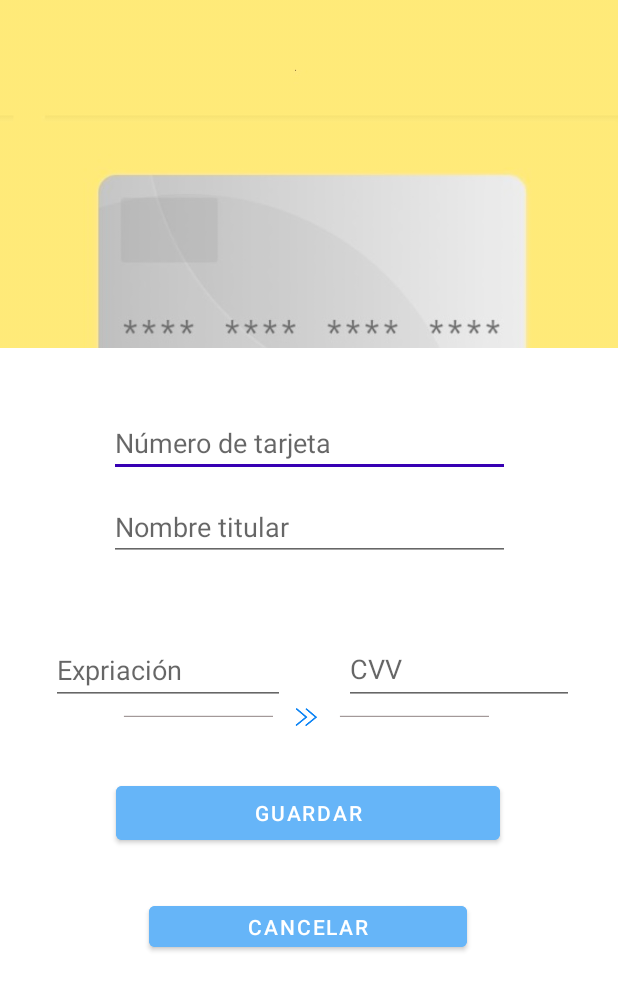
After one commit to Dyeseniact/ReadMe, an Android app: the Act_card screen opened directly, with no data from a screen before it, on a phone screen of 412 x 824 dp. The commit adds this screen. Shown: the top 990 px of the screen. Run offline under Robolectric (Android 15) with nearby library versions, the phone set to English and light mode, and no system bars.

Commit message:
se agrega activity para agregar tarjeta

```diff
--- a/app/src/main/AndroidManifest.xml
+++ b/app/src/main/AndroidManifest.xml
@@ -11,9 +11,16 @@
         android:roundIcon="@mipmap/ic_launcher_round"
         android:supportsRtl="true"
         android:theme="@style/Theme.ReadMe">
-        <activity android:name=".Act_userCount" android:exported="true" >
+        <activity android:name=".Act_card" android:exported="true" >
+            <intent-filter>
+                <action android:name="android.intent.action.MAIN" />
 
-        </activity>
+                <category android:name="android.intent.category.LAUNCHER" />
+            </intent-filter>
+    </activity>
+        <activity
+            android:name=".Act_userCount"
+            android:exported="true"></activity>
         <activity android:name=".Act_ConfirmarPago" />
         <activity android:name=".Act_Pagar" />
         <activity android:name=".Act0_main">
--- a/app/src/main/java/com/bedu/readme/Act3_Home.kt
+++ b/app/src/main/java/com/bedu/readme/Act3_Home.kt
@@ -135,11 +135,14 @@ class Act3_Home : AppCompatActivity(), NavigationView.OnNavigationItemSelectedLi
     //se implementa miembo de la clase para dar clic en el navigation view
     override fun onNavigationItemSelected(item: MenuItem): Boolean {
         if(item.itemId==R.id.nav_home){
-
-
             val intent = Intent(this,Act_userCount::class.java)
             startActivity(intent)
-            finish()
+
+        }
+        if(item.itemId==R.id.nav_payment){
+            val intent = Intent(this,Act_card::class.java)
+            startActivity(intent)
+
         }
         return false
     }
--- /dev/null
+++ b/app/src/main/java/com/bedu/readme/Act_card.kt
@@ -0,0 +1,51 @@
+package com.bedu.readme
+
+import android.content.Intent
+import androidx.appcompat.app.AppCompatActivity
+import android.os.Bundle
+import android.text.Editable
+import android.text.TextWatcher
+import android.view.View
+import android.widget.Button
+import android.widget.EditText
+import android.widget.ImageView
+
+lateinit var numeroTarjeta:EditText
+lateinit var nombreTarjeta:EditText
+lateinit var fechaTarjeta:EditText
+lateinit var cvv:EditText
+lateinit var imagenTarjeta:ImageView
+class Act_card : AppCompatActivity() {
+    override fun onCreate(savedInstanceState: Bundle?) {
+        super.onCreate(savedInstanceState)
+        setContentView(R.layout.activity_act_card)
+
+        imagenTarjeta = findViewById(R.id.imageTarjeta)
+        numeroTarjeta = findViewById(R.id.editText_CardNumber)
+        nombreTarjeta = findViewById(R.id.editText_NameCard)
+        fechaTarjeta= findViewById(R.id.editText_dateCard)
+        var botonGuardar =findViewById<Button>(R.id.btnUpdate)
+        var botonCancelar =findViewById<Button>(R.id.btn_cancelar)
+
+        cvv = findViewById(R.id.editText_cvv)
+        numeroTarjeta.setOnFocusChangeListener { it, b ->   imagenTarjeta.setImageResource(R.drawable.tarjetanumero)}
+        nombreTarjeta.setOnFocusChangeListener { it, b ->   imagenTarjeta.setImageResource(R.drawable.tarjetanombre)}
+        fechaTarjeta.setOnFocusChangeListener { it, b ->   imagenTarjeta.setImageResource(R.drawable.tarjetafecha)}
+        cvv.setOnFocusChangeListener { it, b ->   imagenTarjeta.setImageResource(R.drawable.tarjetacvv)}
+
+        botonGuardar.setOnClickListener {
+            val intent = Intent(this,Act3_Home::class.java)
+            startActivity(intent)
+            finish()
+        }
+
+        botonCancelar.setOnClickListener {
+            val intent = Intent(this,Act3_Home::class.java)
+            startActivity(intent)
+            finish()
+        }
+
+
+
+    }
+}
--- /dev/null
+++ b/app/src/main/res/layout/activity_act_card.xml
@@ -0,0 +1,178 @@
+<?xml version="1.0" encoding="utf-8"?>
+<androidx.constraintlayout.widget.ConstraintLayout xmlns:android="http://schemas.android.com/apk/res/android"
+    xmlns:app="http://schemas.android.com/apk/res-auto"
+    xmlns:tools="http://schemas.android.com/tools"
+    android:layout_width="match_parent"
+    android:layout_height="match_parent"
+    tools:context=".Act_card">
+
+    <ImageView
+        android:id="@+id/imageTarjeta"
+        android:layout_width="422dp"
+        android:layout_height="232dp"
+        android:scaleType="fitCenter"
+        android:src="@drawable/tarjetacompleta"
+        app:layout_constraintEnd_toEndOf="parent"
+        app:layout_constraintStart_toStartOf="parent"
+        app:layout_constraintTop_toTopOf="parent" />
+
+    <EditText
+        android:id="@+id/editText_CardNumber"
+        style="@style/edit_text_login"
+        android:layout_width="267dp"
+        android:layout_height="42dp"
+        android:layout_marginTop="44dp"
+        android:hint="@string/text_card"
+        android:inputType="number"
+        app:layout_constraintEnd_toEndOf="parent"
+        app:layout_constraintStart_toStartOf="parent"
+        android:focusable="true"
+        android:focusableInTouchMode="true"
+        app:layout_constraintTop_toBottomOf="@+id/imageTarjeta"
+        android:maxLength="16"
+        />
+
+    <com.google.android.material.textfield.TextInputLayout
+        android:id="@+id/textInputCardNumber"
+        style="@style/text_input_register"
+        android:layout_width="251dp"
+        android:layout_height="35dp"
+        android:hint="@string/text_card"
+        app:boxBackgroundColor="@color/neutral6"
+        app:layout_constraintBottom_toBottomOf="@+id/editText_CardNumber"
+        app:layout_constraintEnd_toEndOf="parent"
+        app:layout_constraintStart_toStartOf="parent"
+        app:layout_constraintTop_toTopOf="@+id/editText_CardNumber"
+        app:layout_constraintVertical_bias="1.0">
+
+    </com.google.android.material.textfield.TextInputLayout>
+
+    <com.google.android.material.textfield.TextInputLayout
+        android:id="@+id/textInputNameCard"
+        style="@style/text_input_register"
+        android:layout_width="251dp"
+        android:layout_height="35dp"
+        android:hint="@string/text_card"
+        app:boxBackgroundColor="@color/neutral6"
+        app:layout_constraintBottom_toBottomOf="@+id/editText_CardNumber"
+        app:layout_constraintEnd_toEndOf="parent"
+        app:layout_constraintHorizontal_bias="0.512"
+        app:layout_constraintStart_toStartOf="parent"
+        app:layout_constraintTop_toTopOf="@+id/editText_CardNumber"
+        app:layout_constraintVertical_bias="1.0">
+
+    </com.google.android.material.textfield.TextInputLayout>
+
+    <EditText
+        android:id="@+id/editText_NameCard"
+        style="@style/edit_text_login"
+        android:layout_width="267dp"
+        android:layout_height="42dp"
+        android:layout_marginTop="100dp"
+        android:hint="@string/text_nameCard"
+        android:inputType="text"
+        app:layout_constraintEnd_toEndOf="parent"
+        app:layout_constraintStart_toStartOf="parent"
+        app:layout_constraintTop_toBottomOf="@+id/imageTarjeta"
+        android:focusable="true"
+        android:focusableInTouchMode="true"
+        android:maxLength="50"/>
+
+    <EditText
+        android:id="@+id/editText_cvv"
+        style="@style/edit_text_login"
+        android:layout_width="153dp"
+        android:layout_height="48dp"
+        android:hint="@string/text_cvv"
+        android:inputType="number"
+        app:layout_constraintBottom_toBottomOf="@+id/editText_dateCard"
+        app:layout_constraintEnd_toEndOf="parent"
+        app:layout_constraintHorizontal_bias="0.573"
+        app:layout_constraintStart_toEndOf="@+id/editText_dateCard"
+        app:layout_constraintTop_toTopOf="@+id/editText_dateCard"
+        app:layout_constraintVertical_bias="1.0"
+        android:maxLength="3"/>
+
+    <com.google.android.material.textfield.TextInputLayout
+        android:id="@+id/textCvv"
+        style="@style/text_input_register"
+        android:layout_width="151dp"
+        android:layout_height="28dp"
+        android:layout_marginEnd="1dp"
+        android:hint="@string/text_cvv"
+        app:boxBackgroundColor="@color/neutral6"
+        app:layout_constraintBottom_toBottomOf="@+id/editText_cvv"
+        app:layout_constraintEnd_toEndOf="parent"
+        app:layout_constraintHorizontal_bias="0.888"
+        app:layout_constraintStart_toStartOf="parent"
+        app:layout_constraintTop_toTopOf="@+id/editText_cvv"
+        app:layout_constraintVertical_bias="1.0">
+
+    </com.google.android.material.textfield.TextInputLayout>
+
+    <com.google.android.material.textfield.TextInputLayout
+        android:id="@+id/textExpiresDate"
+        style="@style/text_input_register"
+        android:layout_width="135dp"
+        android:layout_height="27dp"
+        android:hint="@string/text_dateCard"
+        app:boxBackgroundColor="@color/neutral6"
+        app:layout_constraintBottom_toBottomOf="@+id/editText_dateCard"
+        app:layout_constraintEnd_toEndOf="@+id/editText_dateCard"
+        app:layout_constraintHorizontal_bias="0.333"
+        app:layout_constraintStart_toStartOf="@+id/editText_dateCard"
+        app:layout_constraintTop_toTopOf="@+id/editText_dateCard"
+        app:layout_constraintVertical_bias="1.0">
+
+    </com.google.android.material.textfield.TextInputLayout>
+
+    <com.google.android.material.button.MaterialButton
+        android:id="@+id/btnUpdate"
+        style="@style/buttom_login"
+        android:layout_marginTop="28dp"
+        android:text="@string/text_btnGuardar"
+        app:cornerRadius="4dp"
+        app:layout_constraintEnd_toEndOf="parent"
+        app:layout_constraintHorizontal_bias="0.496"
+        app:layout_constraintStart_toStartOf="parent"
+        app:layout_constraintTop_toBottomOf="@+id/icon_arrow" />
+
+    <ImageView
+        android:id="@+id/icon_arrow"
+        style="@style/icon_arrow"
+        android:layout_marginTop="152dp"
+        app:layout_constraintEnd_toEndOf="parent"
+        app:layout_constraintHorizontal_bias="0.483"
+        app:layout_constraintStart_toStartOf="parent"
+        app:layout_constraintTop_toBottomOf="@+id/editText_CardNumber" />
+
+    <com.google.android.material.button.MaterialButton
+        android:id="@+id/btn_cancelar"
+        style="@style/buttom_login"
+
+        android:layout_width="212dp"
+        android:layout_height="39dp"
+        android:layout_marginTop="16dp"
+        android:text="@string/text_btnCancel"
+        app:cornerRadius="4dp"
+        app:layout_constraintEnd_toEndOf="parent"
+        app:layout_constraintHorizontal_bias="0.497"
+        app:layout_constraintStart_toStartOf="parent"
+        app:layout_constraintTop_toBottomOf="@+id/btnUpdate" />
+
+    <EditText
+        android:id="@+id/editText_dateCard"
+        style="@style/edit_text_login"
+        android:layout_width="156dp"
+        android:layout_height="46dp"
+        android:hint="@string/text_dateCard"
+        android:inputType="date"
+        app:layout_constraintBottom_toBottomOf="parent"
+        app:layout_constraintEnd_toStartOf="@+id/textCvv"
+        app:layout_constraintHorizontal_bias="0.435"
+        app:layout_constraintStart_toStartOf="parent"
+        app:layout_constraintTop_toBottomOf="@+id/editText_CardNumber"
+        app:layout_constraintVertical_bias="0.231"
+        android:maxLength="5"/>
+
+</androidx.constraintlayout.widget.ConstraintLayout>
--- a/app/src/main/res/values/strings.xml
+++ b/app/src/main/res/values/strings.xml
@@ -21,6 +21,7 @@
     <string name="text_btnIngresar">Ingresar</string>
     <string name="text_btnUpdate">Actualizar</string>
     <string name="text_btnCancel">Cancelar</string>
+    <string name="text_btnGuardar">Guardar</string>
     <string name="text_login">Login</string>
     <string name="text_Not_Account">¿No tienes una cuenta?</string>
     <string name="text_createAccount">Crea cuenta</string>
@@ -62,4 +63,8 @@
 
     <string name="prueba">%1$s!</string>EditProfile
     <string name="EditProfile">Editar perfil</string>
+    <string name="text_card">Número de tarjeta</string>
+    <string name="text_dateCard">Expriación</string>
+    <string name="text_cvv">CVV</string>
+    <string name="text_nameCard">Nombre titular</string>
 </resources>
```
Also changed, not shown: app/src/main/res/drawable/tarjetacompleta.jpg (added), app/src/main/res/drawable/tarjetanumero.jpg (added), app/src/main/res/drawable/tarjetaresto.jpg (added).
